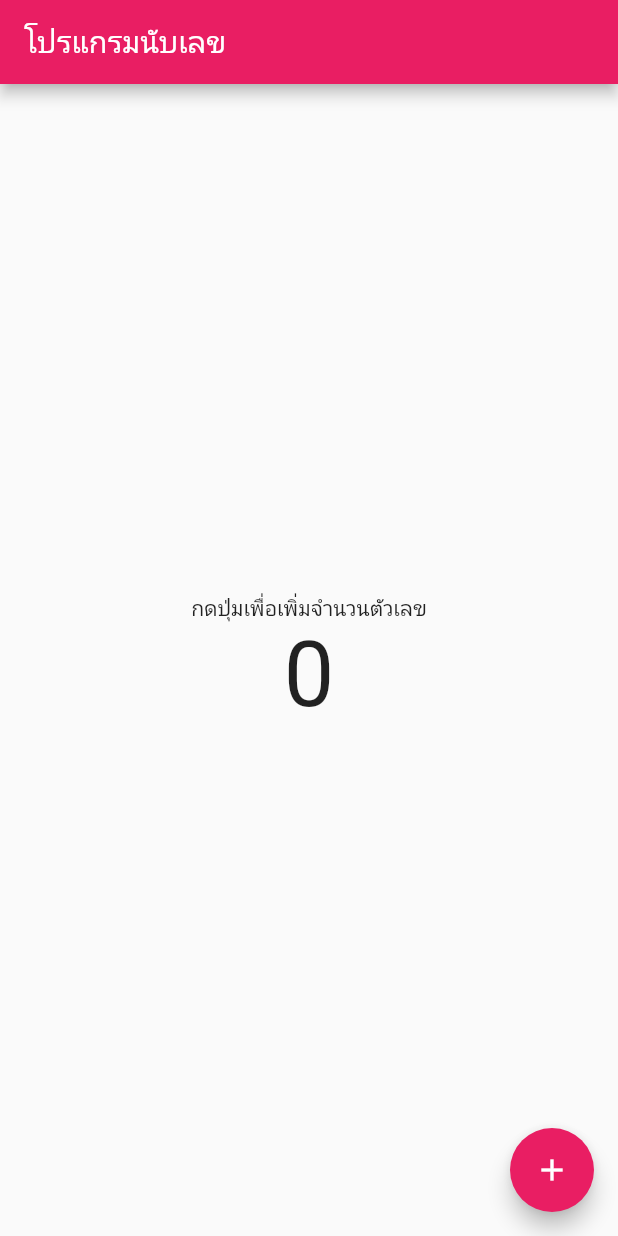
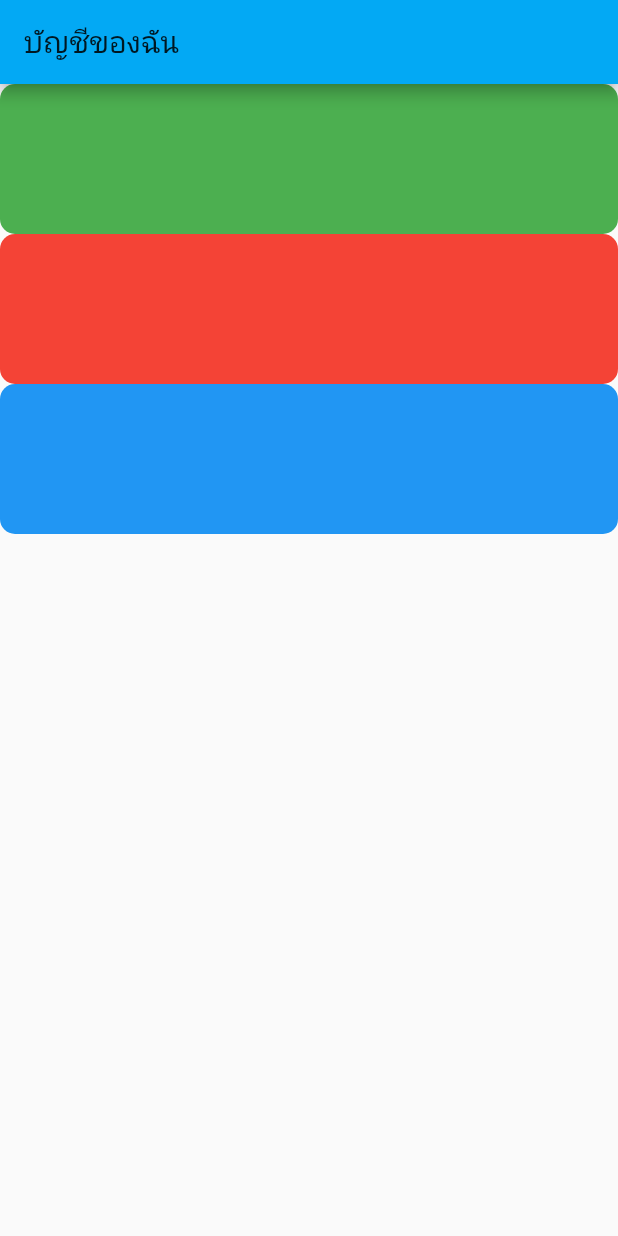
Before and after one commit to siraphak/basic_flutter, a Flutter app: the screen it shows after launch, on a phone screen of 412 x 824 dp. Run offline on Flutter 3.47's test engine with Material 2 defaults, Android fonts, the phone set to English and light mode, and no system bars.

Commit message:
add container

```diff
--- a/lib/main.dart
+++ b/lib/main.dart
@@ -11,7 +11,7 @@ class MyApp extends StatelessWidget {
     return MaterialApp(
       title: "My app",
       home: MyHomePage(),
-      theme: ThemeData(primarySwatch: Colors.pink),
+      theme: ThemeData(primarySwatch: Colors.lightBlue),
     );
   }
 }
@@ -22,32 +22,31 @@ class MyHomePage extends StatefulWidget {
 }
 
 class _MyHomePageState extends State<MyHomePage> {
-  int number = 0; //การสร้าง State
-
+  // แสดงผลข้อมูล
   @override
   Widget build(BuildContext context) {
     return Scaffold(
-      appBar: AppBar(
-        title: Text("โปรแกรมนับเลข"),
-      ),
-      body: Center(
-          child: Column(
-        mainAxisAlignment: MainAxisAlignment.center,
-        children: [
-          Text("กดปุ่มเพื่อเพิ่มจำนวนตัวเลข"),
-          Text(number.toString(), style: TextStyle(fontSize: 60)),
-        ],
-      )),
-      floatingActionButton: FloatingActionButton(
-        onPressed: addNumber,
-        child: Icon(Icons.add),
-      ),
-    );
-  }
-
-  void addNumber() {
-    setState(() {
-      number++;
-    });
+        appBar: AppBar(
+          title: Text("บัญชีของฉัน"),
+        ),
+        body: Column(
+          children: [
+            Container(
+              decoration: BoxDecoration(
+                  color: Colors.green, borderRadius: BorderRadius.circular(10)),
+              height: 100,
+            ),
+            Container(
+              decoration: BoxDecoration(
+                  color: Colors.red, borderRadius: BorderRadius.circular(10)),
+              height: 100,
+            ),
+            Container(
+              decoration: BoxDecoration(
+                  color: Colors.blue, borderRadius: BorderRadius.circular(10)),
+              height: 100,
+            )
+          ],
+        ));
   }
 }
```
